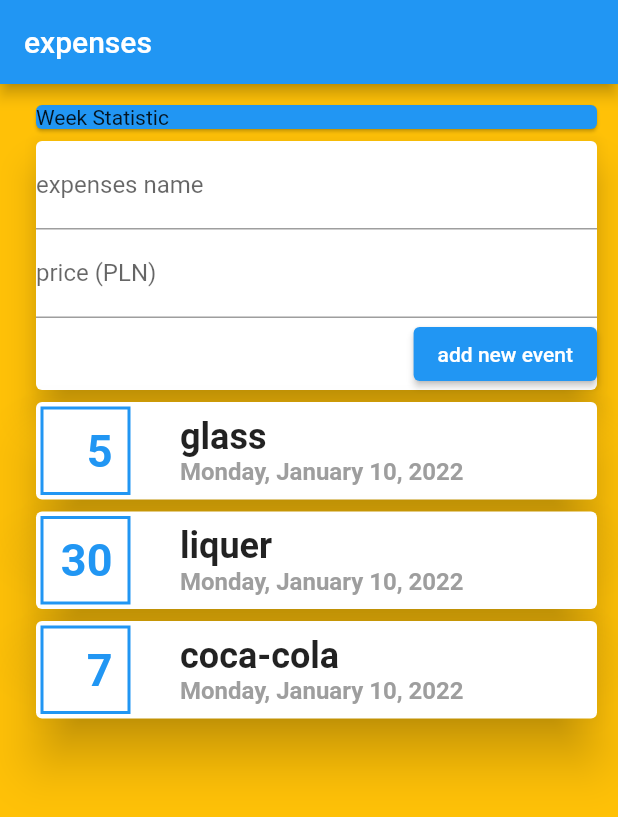
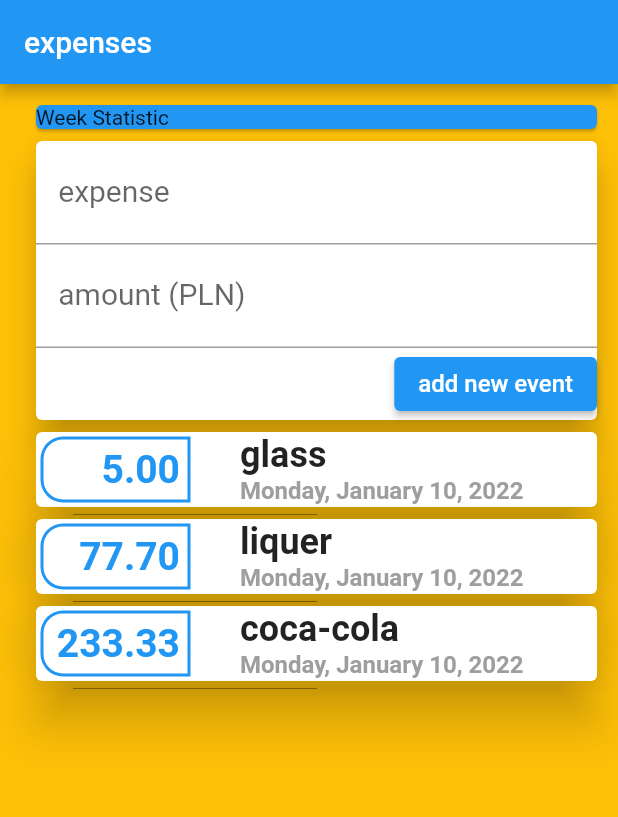
Before and after one commit to emil3time/flutter_expenses_app, a Flutter app: the screen it shows after launch, after a tap on "add new event", on a phone screen of 412 x 824 dp. Shown: the top 817 px of the screen. Run offline on Flutter 3.47's test engine with Material 2 defaults, Android fonts, the phone set to English and light mode, and no system bars.

Commit message:
state managment -lift up , ListViev.builder & TextField logic

```diff
--- a/lib/expenses_manager.dart
+++ b/lib/expenses_manager.dart
@@ -1,7 +1,7 @@
 import 'package:flutter/material.dart';
 import './widget/expenses_list_widget.dart';
 import './widget/input_card_widget.dart';
-import 'model/expenses_event_model.dart';
+import '../model/expenses_event_model.dart';
 
 class ExpensesManager extends StatefulWidget {
   @override
@@ -9,33 +9,45 @@ class ExpensesManager extends StatefulWidget {
 }
 
 class _ExpensesManagerState extends State<ExpensesManager> {
-  List<ExpensesEventModel> events = [
+  List<ExpensesEventModel> _events = [
     ExpensesEventModel(
-      id: 36525463,
+      id: DateTime.now(),
       price: 5,
       name: 'glass',
       time: DateTime.now(),
     ),
     ExpensesEventModel(
-      id: 36525464,
-      price: 30,
+      id: DateTime.now(),
+      price: 77.7,
       name: 'liquer',
       time: DateTime.now(),
     ),
     ExpensesEventModel(
-      id: 36525465,
-      price: 7,
+      id: DateTime.now(),
+      price: 233.33,
       name: 'coca-cola',
       time: DateTime.now(),
     ),
   ];
 
+  void _addNewEvent(String newName, double newPrice) {
+    final newEvent = ExpensesEventModel(
+      id: DateTime.now(),
+      price: newPrice,
+      name: newName,
+      time: DateTime.now(),
+    );
+    setState(() {
+      _events.add(newEvent);
+    });
+  }
+
   @override
   Widget build(BuildContext context) {
     return Column(
       children: [
-        InputCardWidget(),
-        ExpensesListWidget(eventsA: events),
+        InputCardWidget(_addNewEvent),
+        ExpensesListWidget(eventsA: _events),
       ],
     );
   }
--- a/lib/home.dart
+++ b/lib/home.dart
@@ -12,6 +12,7 @@ class HomeApp extends StatelessWidget {
         backgroundColor: Colors.amber,
         body: Padding(
           padding: const EdgeInsets.fromLTRB(20, 10, 10, 10),
+          child: SingleChildScrollView(
             child: Column(
               crossAxisAlignment: CrossAxisAlignment.stretch,
               children: [
@@ -24,6 +25,7 @@ class HomeApp extends StatelessWidget {
             ),
           ),
         ),
+      ),
     );
   }
 }
--- a/lib/model/expenses_event_model.dart
+++ b/lib/model/expenses_event_model.dart
@@ -1,6 +1,6 @@
 class ExpensesEventModel {
-  final int id;
-  final int price;
+  final DateTime id;
+  final double price;
   final String name;
   DateTime time = DateTime.now();
   ExpensesEventModel(
--- a/lib/widget/expenses_list_widget.dart
+++ b/lib/widget/expenses_list_widget.dart
@@ -10,27 +10,34 @@ class ExpensesListWidget extends StatelessWidget {
   Widget build(BuildContext context) {
     return Column(
       children: [
-        ...eventsA.map(
-          (event) => Card(
+        Container(
+          height: 350,
+          child: ListView.builder(
+            itemCount: eventsA.length,
+            itemBuilder: (_, index) {
+              return Card(
                 elevation: 15,
                 child: Row(
                   children: [
                     Container(
-                  width: 60,
+                      width: 100,
                       margin: EdgeInsets.all(3),
                       decoration: BoxDecoration(
+                        borderRadius: BorderRadius.horizontal(
+                          left: Radius.circular(15),
+                        ),
                         border: Border.all(
                           color: Colors.blue,
                           width: 2,
                         ),
                       ),
-                  padding: EdgeInsets.all(10),
+                      padding: EdgeInsets.all(5),
                       child: Text(
-                    event.price.toString(),
+                        eventsA[index].price.toStringAsFixed(2),
                         textAlign: TextAlign.end,
                         style: TextStyle(
                             fontWeight: FontWeight.bold,
-                        fontSize: 30,
+                            fontSize: 26,
                             color: Colors.blue),
                       ),
                     ),
@@ -41,14 +48,14 @@ class ExpensesListWidget extends StatelessWidget {
                       crossAxisAlignment: CrossAxisAlignment.start,
                       children: [
                         Text(
-                      event.name,
+                          eventsA[index].name,
                           style: TextStyle(
                             fontWeight: FontWeight.bold,
                             fontSize: 24,
                           ),
                         ),
                         Text(
-                      DateFormat.yMMMMEEEEd().format(event.time),
+                          DateFormat.yMMMMEEEEd().format(eventsA[index].time),
                           style: TextStyle(
                               fontWeight: FontWeight.bold,
                               fontSize: 16,
@@ -58,8 +65,10 @@ class ExpensesListWidget extends StatelessWidget {
                     )
                   ],
                 ),
+              );
+            },
           ),
-        )
+        ),
       ],
     );
   }
--- a/lib/widget/input_card_widget.dart
+++ b/lib/widget/input_card_widget.dart
@@ -3,6 +3,19 @@ import 'package:flutter/material.dart';
 class InputCardWidget extends StatelessWidget {
   final TextEditingController nameController = TextEditingController();
   final TextEditingController priceController = TextEditingController();
+
+  Function addNewEventA;
+  InputCardWidget(this.addNewEventA);
+
+  void submitData() {
+    final textInput = nameController.text;
+    final amountInput = double.parse(priceController.text);
+
+    if (textInput.isEmpty || textInput.length > 15 || amountInput <= 0) {
+      return;
+    }
+    addNewEventA(textInput, amountInput);
+  }
 
   @override
   Widget build(BuildContext context) {
@@ -11,21 +24,38 @@ class InputCardWidget extends StatelessWidget {
       child: Column(
         children: [
           TextField(
+            onSubmitted: (_) => submitData(),
+            style: TextStyle(fontSize: 22),
+            keyboardType: TextInputType.text,
             controller: nameController,
-            decoration: InputDecoration(labelText: 'expenses name'),
+            decoration: InputDecoration(
+                labelText: '   expense  ',
+                labelStyle: TextStyle(
+                  fontSize: 20,
+                )),
           ),
           TextField(
+            onSubmitted: (_) => submitData(),
+            style: TextStyle(fontSize: 22),
+            keyboardType: TextInputType.number,
             controller: priceController,
-            decoration: InputDecoration(labelText: 'price (PLN)'),
+            decoration: InputDecoration(
+                labelText: '   amount (PLN)',
+                labelStyle: TextStyle(
+                  fontSize: 20,
+                )),
           ),
           Row(
             mainAxisAlignment: MainAxisAlignment.end,
             children: [
               ElevatedButton(
                   onPressed: () {
-                    print(priceController.text);
+                    submitData();
                   },
-                  child: Text('add new event')),
+                  child: Text(
+                    'add new event',
+                    style: TextStyle(fontSize: 16),
+                  )),
             ],
           ),
         ],
```
Lines whose indentation alone changed are shown as unchanged.
